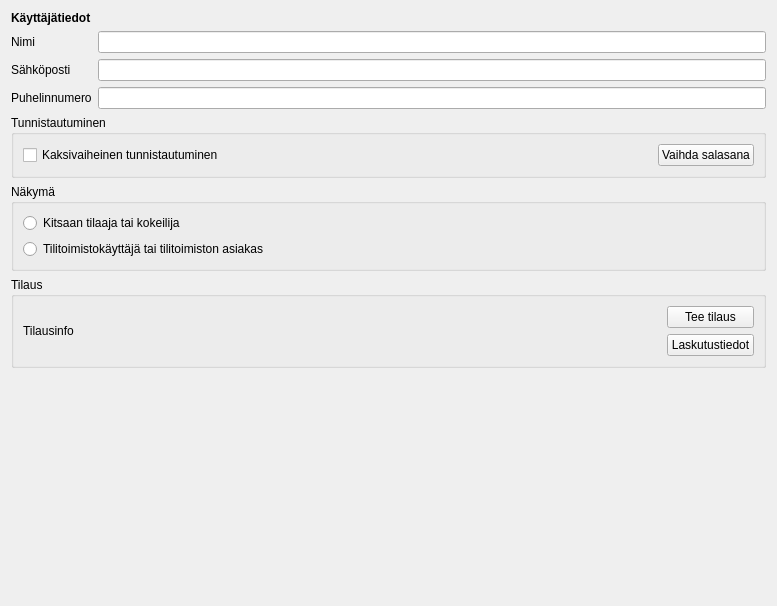
artoh/kitupiikki, file kitsas/maaritys/minamaaritys.ui: the form before one commit.
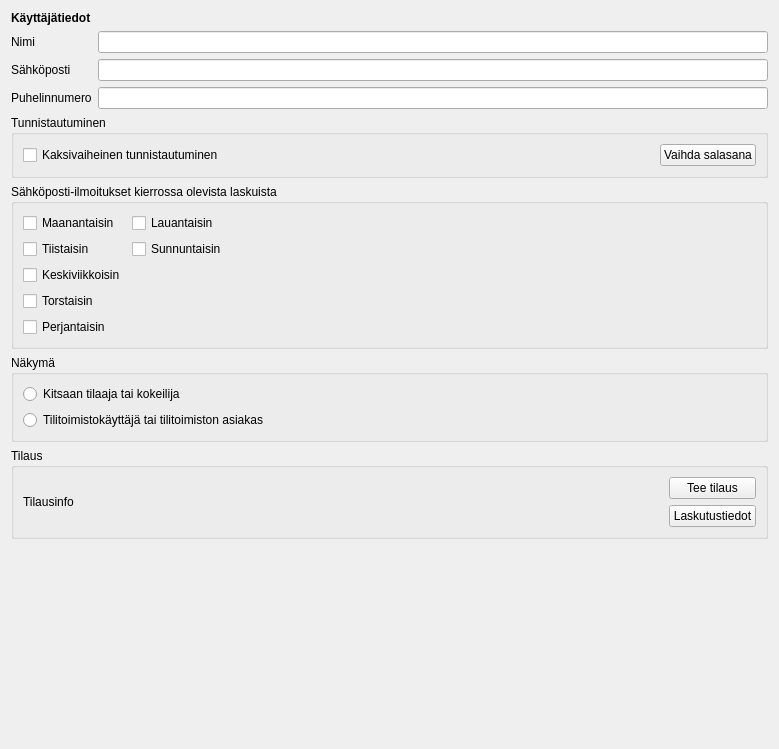
The form after the commit. Icons and pictures are not drawn.

```diff
--- a/kitsas/maaritys/minamaaritys.ui
+++ b/kitsas/maaritys/minamaaritys.ui
@@ -6,8 +6,8 @@
    <rect>
     <x>0</x>
     <y>0</y>
-    <width>777</width>
-    <height>606</height>
+    <width>779</width>
+    <height>749</height>
    </rect>
   </property>
   <property name="windowTitle">
@@ -109,6 +109,84 @@
      </layout>
     </widget>
    </item>
+   <item>
+    <widget class="QGroupBox" name="paivaGroup">
+     <property name="title">
+      <string>Sähköposti-ilmoitukset kierrossa olevista laskuista</string>
+     </property>
+     <property name="alignment">
+      <set>Qt::AlignLeading|Qt::AlignLeft|Qt::AlignTop</set>
+     </property>
+     <layout class="QHBoxLayout" name="horizontalLayout_3">
+      <item>
+       <layout class="QGridLayout" name="gridLayout">
+        <item row="0" column="0">
+         <widget class="QCheckBox" name="ilmoMa">
+          <property name="text">
+           <string>Maanantaisin</string>
+          </property>
+         </widget>
+        </item>
+        <item row="0" column="1">
+         <widget class="QCheckBox" name="ilmoLa">
+          <property name="text">
+           <string>Lauantaisin</string>
+          </property>
+         </widget>
+        </item>
+        <item row="1" column="0">
+         <widget class="QCheckBox" name="ilmoTi">
+          <property name="text">
+           <string>Tiistaisin</string>
+          </property>
+         </widget>
+        </item>
+        <item row="1" column="1">
+         <widget class="QCheckBox" name="ilmoSu">
+          <property name="text">
+           <string>Sunnuntaisin</string>
+          </property>
+         </widget>
+        </item>
+        <item row="2" column="0">
+         <widget class="QCheckBox" name="ilmoKe">
+          <property name="text">
+           <string>Keskiviikkoisin</string>
+          </property>
+         </widget>
+        </item>
+        <item row="3" column="0">
+         <widget class="QCheckBox" name="ilmoTo">
+          <property name="text">
+           <string>Torstaisin</string>
+          </property>
+         </widget>
+        </item>
+        <item row="4" column="0">
+         <widget class="QCheckBox" name="ilmoPe">
+          <property name="text">
+           <string>Perjantaisin</string>
+          </property>
+         </widget>
+        </item>
+       </layout>
+      </item>
+      <item>
+       <spacer name="horizontalSpacer_3">
+        <property name="orientation">
+         <enum>Qt::Horizontal</enum>
+        </property>
+        <property name="sizeHint" stdset="0">
+         <size>
+          <width>510</width>
+          <height>20</height>
+         </size>
+        </property>
+       </spacer>
+      </item>
+     </layout>
+    </widget>
+   </item>
    <item>
     <widget class="QGroupBox" name="nakymaGroup">
      <property name="title">
```
Left out of the diff: 2 changed lines with no effect on the pictures.
